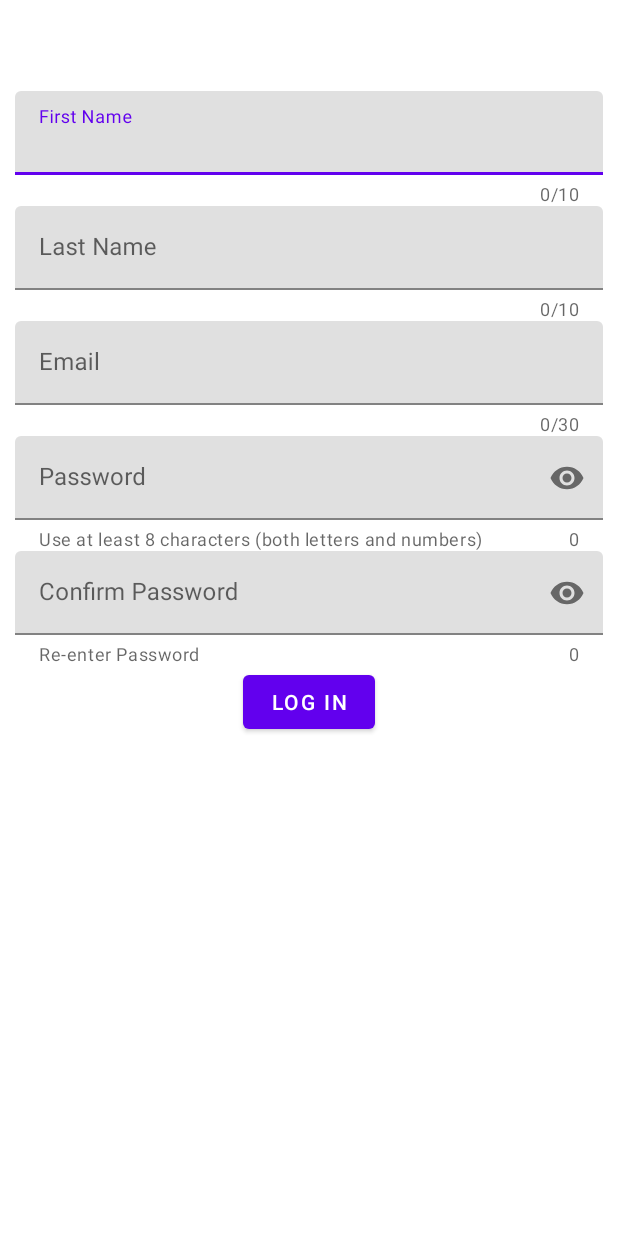
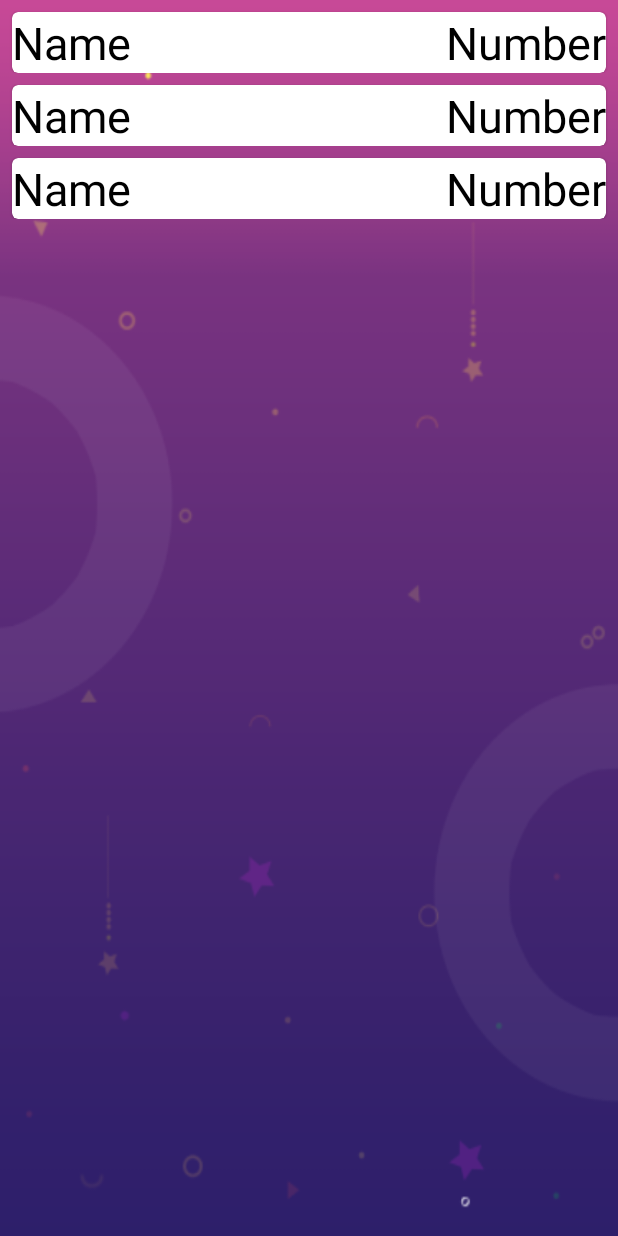
Before and after one commit to ishtiaqhimel/My-First-App, an Android app: the layout activity_main.xml on its own in the app's theme, with its tools: preview values and no code run, on a phone screen of 412 x 824 dp. Run offline under Robolectric (Android 15) with nearby library versions, the phone set to English and light mode, and no system bars.

Commit message:
Recycler View

```diff
--- /dev/null
+++ b/app/src/main/java/com/example/myfirstapp/User.kt
@@ -0,0 +1,5 @@
+package com.example.myfirstapp
+
+data class User(val userName: String, val number: String) {
+
+}
--- a/app/src/main/res/layout/activity_main.xml
+++ b/app/src/main/res/layout/activity_main.xml
@@ -1,110 +1,22 @@
 <?xml version="1.0" encoding="utf-8"?>
-<LinearLayout
+<androidx.constraintlayout.widget.ConstraintLayout
     xmlns:android="http://schemas.android.com/apk/res/android"
     xmlns:app="http://schemas.android.com/apk/res-auto"
     xmlns:tools="http://schemas.android.com/tools"
     android:layout_width="match_parent"
     android:layout_height="match_parent"
     android:orientation="vertical"
-    android:padding="10dp"
+    android:background="@drawable/main_bg_1"
     tools:context=".MainActivity">
 
-    <TextView
+    <androidx.recyclerview.widget.RecyclerView
         android:layout_width="match_parent"
         android:layout_height="wrap_content"
-        android:paddingBottom="10dp"
-        android:textAlignment="center"
-        android:textColor="@color/white"
-        android:textSize="30dp"
-        android:text="Log In"/>
+        android:id="@+id/rv"
+        tools:listitem="@layout/info_single_item"
+        app:layout_constraintTop_toTopOf="parent"
+        app:layout_constraintStart_toStartOf="parent"
+        app:layout_constraintEnd_toEndOf="parent"/>
 
-    <com.google.android.material.textfield.TextInputLayout
-        android:id="@+id/textField1"
-        android:layout_width="match_parent"
-        android:layout_height="wrap_content"
-        app:counterEnabled="true"
-        app:counterMaxLength="10"
-        app:endIconMode="clear_text"
-        android:hint="First Name">
 
-        <com.google.android.material.textfield.TextInputEditText
-            android:layout_width="match_parent"
-            android:layout_height="wrap_content"
-            />
-
-    </com.google.android.material.textfield.TextInputLayout>
-
-    <com.google.android.material.textfield.TextInputLayout
-        android:id="@+id/textField2"
-        android:layout_width="match_parent"
-        android:layout_height="wrap_content"
-        app:counterEnabled="true"
-        app:counterMaxLength="10"
-        app:endIconMode="clear_text"
-        android:hint="Last Name">
-
-        <com.google.android.material.textfield.TextInputEditText
-            android:layout_width="match_parent"
-            android:layout_height="wrap_content"
-            />
-
-    </com.google.android.material.textfield.TextInputLayout>
-
-    <com.google.android.material.textfield.TextInputLayout
-        android:id="@+id/textField3"
-        android:layout_width="match_parent"
-        android:layout_height="wrap_content"
-        app:counterEnabled="true"
-        app:counterMaxLength="30"
-        android:hint="Email">
-
-        <com.google.android.material.textfield.TextInputEditText
-            android:layout_width="match_parent"
-            android:layout_height="wrap_content"
-            />
-
-    </com.google.android.material.textfield.TextInputLayout>
-
-    <com.google.android.material.textfield.TextInputLayout
-        android:id="@+id/textField4"
-        android:layout_width="match_parent"
-        android:layout_height="wrap_content"
-        app:counterEnabled="true"
-        app:passwordToggleEnabled="true"
-        app:helperText="Use at least 8 characters (both letters and numbers)"
-        android:hint="Password">
-
-        <com.google.android.material.textfield.TextInputEditText
-            android:layout_width="match_parent"
-            android:layout_height="wrap_content"
-            android:inputType="textPassword"
-            />
-
-    </com.google.android.material.textfield.TextInputLayout>
-
-    <com.google.android.material.textfield.TextInputLayout
-        android:id="@+id/textField5"
-        android:layout_width="match_parent"
-        android:layout_height="wrap_content"
-        app:counterEnabled="true"
-        app:passwordToggleEnabled="true"
-        app:helperText="Re-enter Password"
-        android:hint="Confirm Password">
-
-        <com.google.android.material.textfield.TextInputEditText
-            android:layout_width="match_parent"
-            android:layout_height="wrap_content"
-            android:inputType="textPassword"
-            />
-
-    </com.google.android.material.textfield.TextInputLayout>
-
-    <Button
-        android:id="@+id/textButton"
-        android:layout_width="wrap_content"
-        android:layout_height="wrap_content"
-        android:text="LOG IN"
-        android:layout_gravity="center"
-        />
-
-</LinearLayout>
+</androidx.constraintlayout.widget.ConstraintLayout>
--- /dev/null
+++ b/app/src/main/res/layout/info_single_item.xml
@@ -0,0 +1,44 @@
+<?xml version="1.0" encoding="utf-8"?>
+
+<androidx.constraintlayout.widget.ConstraintLayout xmlns:android="http://schemas.android.com/apk/res/android"
+    android:layout_width="match_parent"
+    android:layout_height="wrap_content"
+    xmlns:app="http://schemas.android.com/apk/res-auto">
+
+    <com.google.android.material.card.MaterialCardView
+        android:layout_width="match_parent"
+        android:layout_height="wrap_content"
+        app:cardBackgroundColor="@color/white"
+        app:layout_constraintStart_toStartOf="parent"
+        app:layout_constraintTop_toTopOf="parent"
+        android:layout_margin="8dp">
+
+        <androidx.constraintlayout.widget.ConstraintLayout
+            android:layout_width="match_parent"
+            android:layout_height="wrap_content">
+
+            <com.google.android.material.textview.MaterialTextView
+                android:layout_width="wrap_content"
+                android:layout_height="wrap_content"
+                android:id="@+id/tvName"
+                android:text="Name"
+                android:textColor="@color/black"
+                android:textSize="30sp"
+                app:layout_constraintStart_toStartOf="parent"
+                app:layout_constraintTop_toTopOf="parent"/>
+
+            <com.google.android.material.textview.MaterialTextView
+                android:layout_width="wrap_content"
+                android:layout_height="wrap_content"
+                android:id="@+id/tvNumber"
+                android:text="Number"
+                android:textColor="@color/black"
+                android:textSize="30sp"
+                app:layout_constraintEnd_toEndOf="parent"
+                app:layout_constraintTop_toTopOf="parent"/>
+
+        </androidx.constraintlayout.widget.ConstraintLayout>
+
+    </com.google.android.material.card.MaterialCardView>
+
+</androidx.constraintlayout.widget.ConstraintLayout>
```
Also changed, not shown: app/src/main/java/com/example/myfirstapp/MainActivity.kt (+52 -1 lines), app/src/main/java/com/example/myfirstapp/userAdapter.kt (added, +30 -0 lines).
